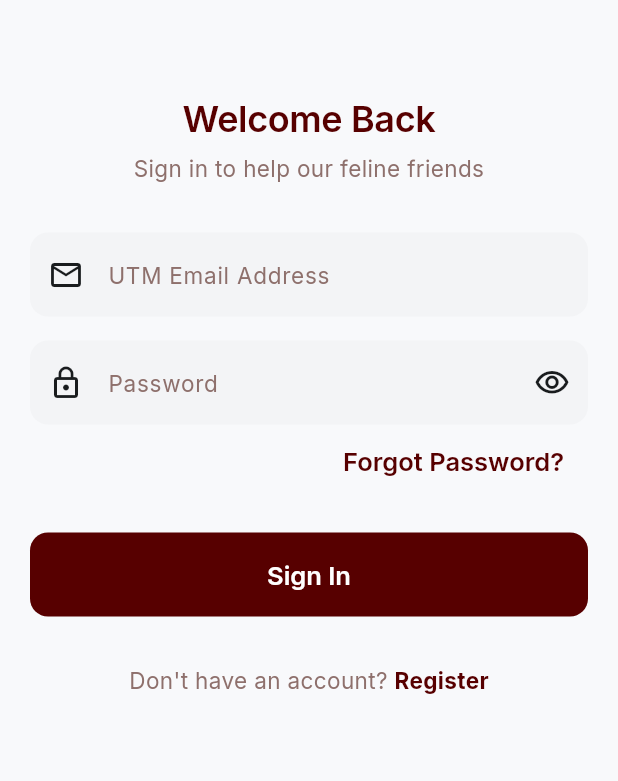
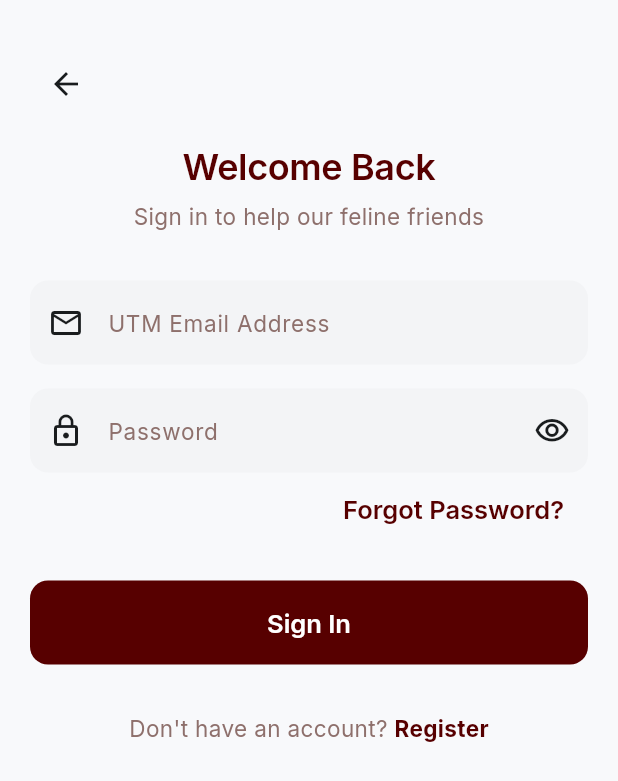
Before and after one commit to muzzz20/NoName-App-Dev, a Flutter app: the LoginScreen screen opened by its route, on a phone screen of 412 x 824 dp. Shown: the top 781 px of the screen. Run offline on Flutter 3.47's test engine with Material 3 defaults, Android fonts, the phone set to English and light mode, and no system bars; our stand-ins replace cloud_firestore, cloud_functions, firebase_auth, firebase_core, firebase_messaging, firebase_storage and 6 more; accounts and stored records are empty.

Commit message:
feat(auth): back button on login + register for visitors
A visitor who taps Sign In (or hits an auth-gated action) could get
stuck on the auth screens with no way back. Added a top-left back arrow
on both Login and Register: context.canPop() ? pop() : go('/home') — so
a visitor can always return to browsing (home is public).

flutter analyze: no issues.

Co-Authored-By: Claude Opus 4.7 (1M context) <noreply@anthropic.com>

```diff
--- a/lib/features/auth/screens/login_screen.dart
+++ b/lib/features/auth/screens/login_screen.dart
@@ -85,7 +85,17 @@ class _LoginScreenState extends State<LoginScreen> {
             child: Column(
               crossAxisAlignment: CrossAxisAlignment.stretch,
               children: [
-                const SizedBox(height: AppSpacing.stackXl),
+                Align(
+                  alignment: Alignment.centerLeft,
+                  child: IconButton(
+                    icon: const Icon(Icons.arrow_back),
+                    tooltip: 'Back to browsing',
+                    onPressed: () => context.canPop()
+                        ? context.pop()
+                        : context.go(AppRoutes.home),
+                  ),
+                ),
+                const SizedBox(height: AppSpacing.stackMd),
                 Text(
                   'Welcome Back',
                   style: AppText.headlineMd.copyWith(color: AppColors.primary),
```
Also changed, not shown: lib/features/auth/screens/register_screen.dart (+11 -1 lines).
